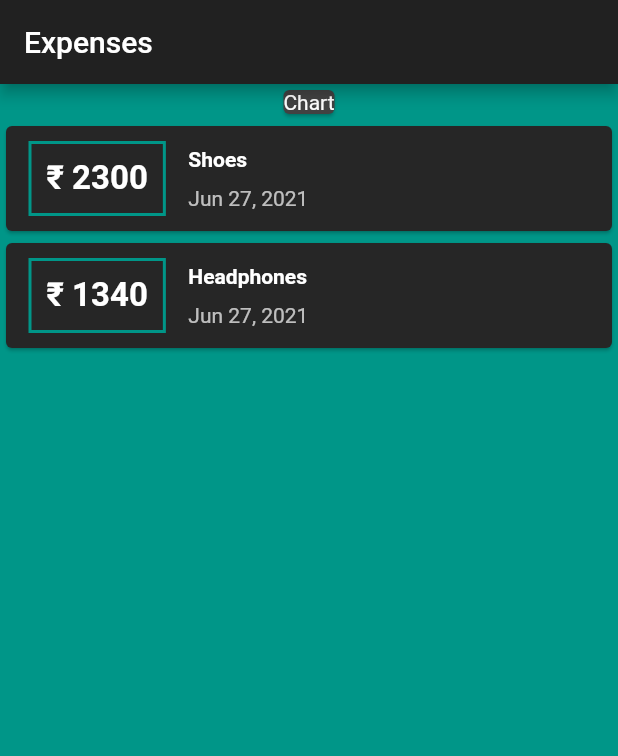
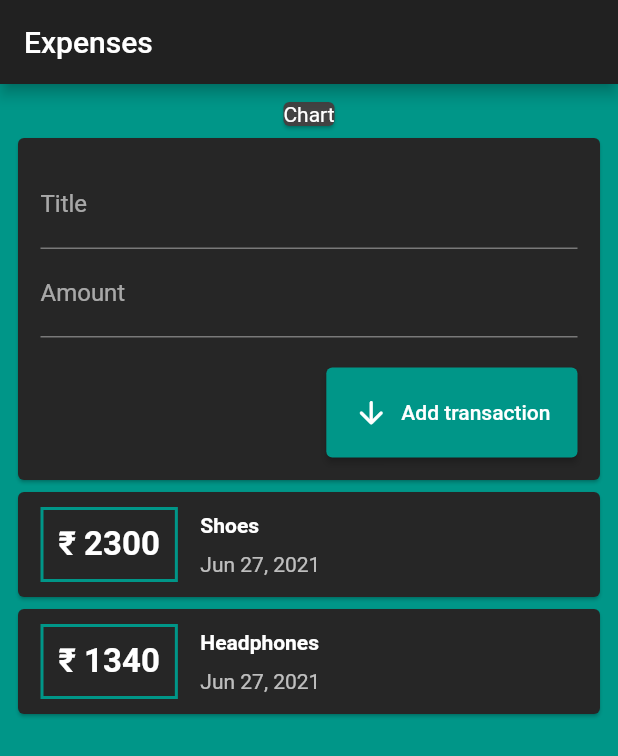
Before and after one commit to Basith-P/Personal-Expense-Tracker, a Flutter app: the screen it shows after launch, on a phone screen of 412 x 824 dp. Shown: the top 756 px of the screen. Run offline on Flutter 3.47's test engine with Material 2 defaults, Android fonts, the phone set to English and light mode, and no system bars.

Commit message:
Add input transaction widget

```diff
--- a/lib/screens/home_page.dart
+++ b/lib/screens/home_page.dart
@@ -27,10 +27,39 @@ class HomePage extends StatelessWidget {
       appBar: AppBar(
         title: Text('Expenses'),
       ),
-      body: Column(
+      body: Padding(
+        padding: const EdgeInsets.all(8.0),
+        child: Column(
           children: <Widget>[
             Card(
               child: Text('Chart'),
+            ),
+            Card(
+              color: Color(0xff262626),
+              child: Padding(
+                padding: const EdgeInsets.all(15),
+                child: Column(
+                  crossAxisAlignment: CrossAxisAlignment.end,
+                  children: [
+                    TextField(
+                      decoration: InputDecoration(labelText: 'Title'),
+                    ),
+                    TextField(
+                      decoration: InputDecoration(labelText: 'Amount'),
+                    ),
+                    const SizedBox(height: 20),
+                    ElevatedButton.icon(
+                      onPressed: () {},
+                      label: Text('Add transaction'),
+                      style: ElevatedButton.styleFrom(
+                        primary: Colors.teal,
+                        padding: EdgeInsets.all(18),
+                      ),
+                      icon: Icon(Icons.arrow_downward_rounded),
+                    ),
+                  ],
+                ),
+              ),
             ),
             Column(
               children: transactions.map((tx) {
@@ -81,6 +110,7 @@ class HomePage extends StatelessWidget {
             )
           ],
         ),
+      ),
     ));
   }
 }
```
Lines whose indentation alone changed are shown as unchanged.
